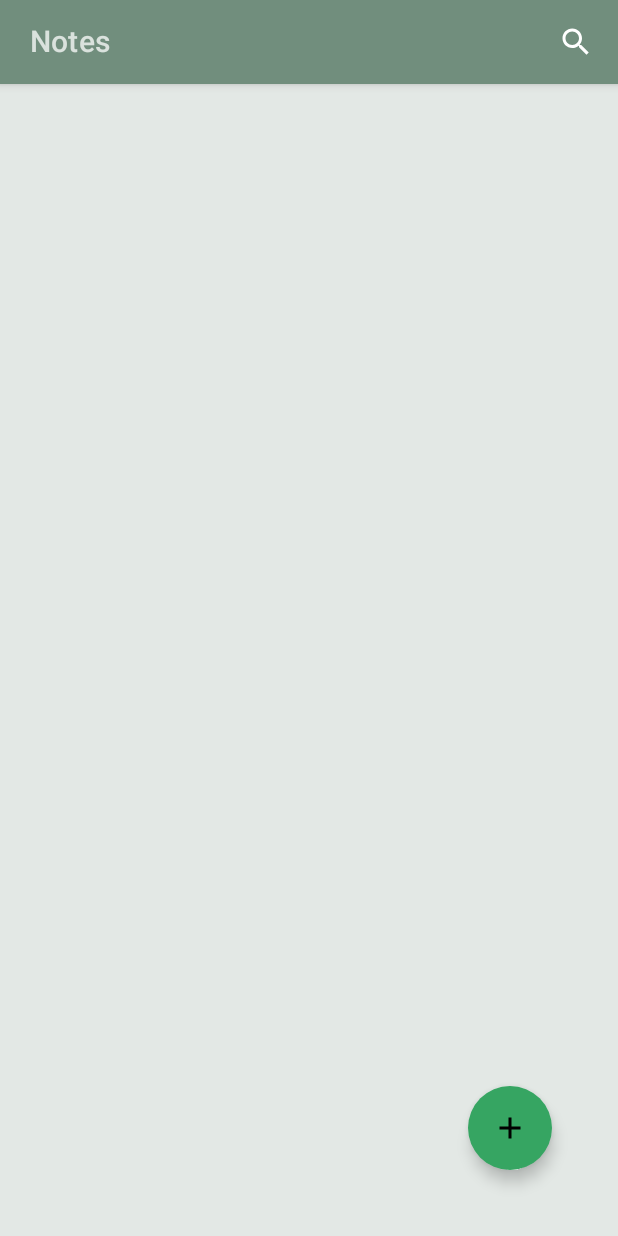
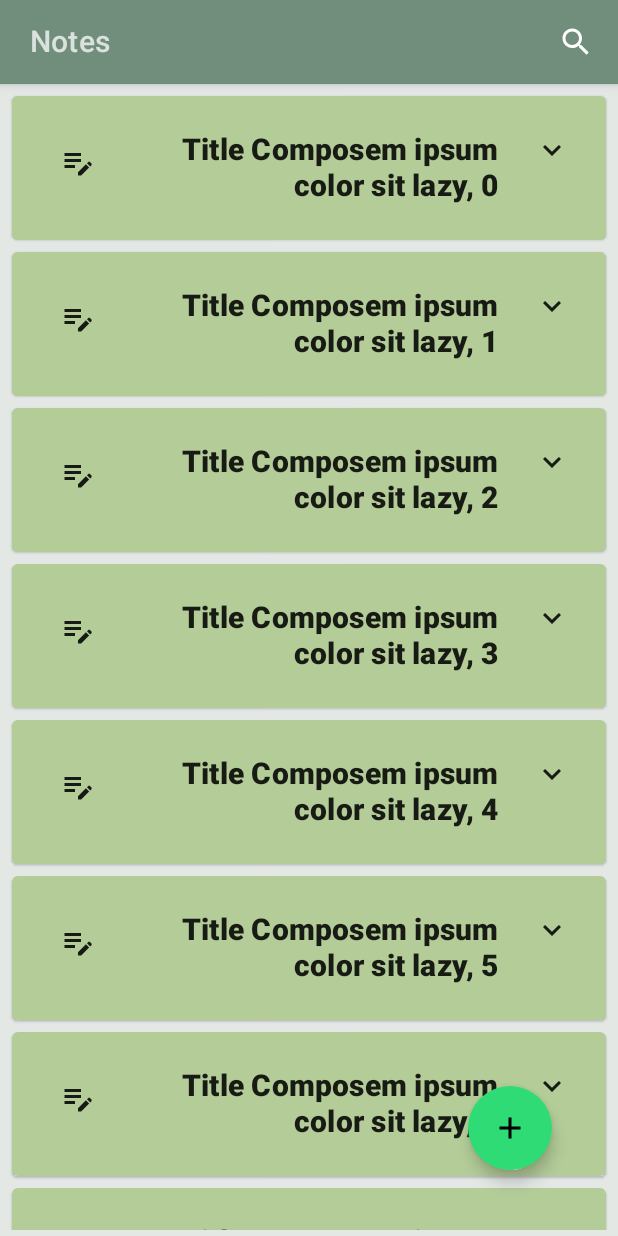
Before and after one commit to Stan-Balabushevich/SimpleNotepad, an Android app built with Jetpack Compose: the screen it shows after launch (MainActivity), on a phone screen of 412 x 824 dp. Run offline under Robolectric (Android 15) with nearby library versions, the phone set to English and light mode, and no system bars; our stand-ins replace accompanist.

Commit message:
List View added with test notes

```diff
--- a/app/build.gradle
+++ b/app/build.gradle
@@ -50,6 +50,7 @@ dependencies {
     implementation 'androidx.core:core-ktx:1.9.0'
     implementation "androidx.compose.ui:ui:$compose_version"
     implementation "androidx.compose.material:material:$compose_version"
+    implementation "androidx.compose.material:material-icons-extended:$compose_version"
     implementation "androidx.compose.ui:ui-tooling-preview:$compose_version"
     implementation 'androidx.lifecycle:lifecycle-runtime-ktx:2.5.1'
     implementation 'androidx.activity:activity-compose:1.6.0'
--- a/app/src/main/java/id/slava/nt/simplenotepad/MainActivity.kt
+++ b/app/src/main/java/id/slava/nt/simplenotepad/MainActivity.kt
@@ -3,6 +3,7 @@ package id.slava.nt.simplenotepad
 import android.annotation.SuppressLint
 import android.content.Context
 import android.os.Bundle
+import android.widget.Toast
 import androidx.activity.ComponentActivity
 import androidx.activity.compose.setContent
 import androidx.compose.foundation.layout.padding
@@ -14,13 +15,19 @@ import androidx.compose.material.TopAppBar
 import androidx.compose.material.icons.Icons
 import androidx.compose.material.icons.filled.Add
 import androidx.compose.runtime.Composable
+import androidx.compose.runtime.collectAsState
 import androidx.compose.ui.Modifier
 import androidx.compose.ui.platform.LocalContext
 import androidx.compose.ui.res.stringResource
 import androidx.compose.ui.unit.dp
+import androidx.lifecycle.lifecycleScope
 import androidx.lifecycle.viewmodel.compose.viewModel
 import id.slava.nt.simplenotepad.ui.ExpandableSearchView
+import id.slava.nt.simplenotepad.ui.NotesList
+import id.slava.nt.simplenotepad.ui.notesTest
 import id.slava.nt.simplenotepad.ui.theme.SimpleNotepadTheme
+import kotlinx.coroutines.flow.collect
+import kotlinx.coroutines.flow.collectLatest
 
 class MainActivity : ComponentActivity() {
 
@@ -34,6 +41,15 @@ class MainActivity : ComponentActivity() {
 
                 val viewModel = viewModel<MainViewModel>()
                 val context = LocalContext.current
+
+                val text = viewModel.searchText.collectAsState()
+
+                lifecycleScope.launchWhenStarted {
+                    viewModel.searchBy.collectLatest(){
+                        Toast.makeText(context,it,Toast.LENGTH_SHORT).show()
+
+                    }
+                }
 
                 ListScreen(viewModel,context)
 
@@ -67,6 +83,10 @@ private fun ListScreen(viewModel: MainViewModel, context: Context){
 
             }
         },
+        content = { NotesList(notes = notesTest, onNoteItemSelected = {
+            // send it to edit note screen through nav component as argument
+            Toast.makeText(context,it.title,Toast.LENGTH_SHORT).show()
+        }) },
 
         floatingActionButton = {
             FloatingActionButton(
@@ -76,8 +96,5 @@ private fun ListScreen(viewModel: MainViewModel, context: Context){
                     contentDescription = stringResource(id = R.string.ftb_desc))
             }
         }
-    ) {
-
-    }
-
+    )
 }
--- /dev/null
+++ b/app/src/main/java/id/slava/nt/simplenotepad/models/Note.kt
@@ -0,0 +1,9 @@
+package id.slava.nt.simplenotepad.models
+
+
+data class Note(
+    val id: Int,
+    val title: String,
+    val content: String,
+    val timestamp: Long,
+)
--- /dev/null
+++ b/app/src/main/java/id/slava/nt/simplenotepad/ui/ListView.kt
@@ -0,0 +1,143 @@
+package id.slava.nt.simplenotepad.ui
+
+import android.content.res.Configuration
+import androidx.compose.animation.animateContentSize
+import androidx.compose.animation.core.Spring
+import androidx.compose.animation.core.spring
+import androidx.compose.foundation.clickable
+import androidx.compose.foundation.layout.Column
+import androidx.compose.foundation.layout.Row
+import androidx.compose.foundation.layout.padding
+import androidx.compose.foundation.lazy.LazyColumn
+import androidx.compose.foundation.lazy.items
+import androidx.compose.material.Card
+import androidx.compose.material.Icon
+import androidx.compose.material.IconButton
+import androidx.compose.material.MaterialTheme
+import androidx.compose.material.Text
+import androidx.compose.material.icons.Icons
+import androidx.compose.material.icons.filled.EditNote
+import androidx.compose.material.icons.filled.ExpandLess
+import androidx.compose.material.icons.filled.ExpandMore
+import androidx.compose.runtime.Composable
+import androidx.compose.runtime.getValue
+import androidx.compose.runtime.mutableStateOf
+import androidx.compose.runtime.remember
+import androidx.compose.runtime.setValue
+import androidx.compose.ui.Modifier
+import androidx.compose.ui.res.stringResource
+import androidx.compose.ui.text.font.FontWeight
+import androidx.compose.ui.text.style.TextAlign
+import androidx.compose.ui.tooling.preview.Preview
+import androidx.compose.ui.unit.dp
+import id.slava.nt.simplenotepad.R
+import id.slava.nt.simplenotepad.models.Note
+import id.slava.nt.simplenotepad.ui.theme.SimpleNotepadTheme
+
+
+val notesTest = List(10) { Note( id = it, title = "Title Composem ipsum color sit lazy, $it",
+    content = ("Composem ipsum color sit lazy, " +
+            "padding theme elit, sed do bouncy. ").repeat(4), timestamp = it.toLong() ) }
+
+
+@Composable
+fun NotesList(notes: List<Note>,
+              onNoteItemSelected: (Note) -> Unit) {
+    LazyColumn(modifier = Modifier.padding(vertical = 4.dp)) {
+        items(items = notes) { note ->
+            NoteCard(note = note, onNoteItemSelected = onNoteItemSelected)
+        }
+    }
+}
+
+
+@Composable
+private fun NoteCard(note: Note, onNoteItemSelected: (Note) -> Unit) {
+
+    Card(
+        backgroundColor = MaterialTheme.colors.secondaryVariant,
+        modifier = Modifier.padding(vertical = 4.dp, horizontal = 8.dp)
+    ) {
+        NoteCardContent(note, onNoteItemSelected)
+    }
+
+}
+
+@Composable
+private fun NoteCardContent(note: Note, onNoteItemSelected: (Note) -> Unit) {
+    var expanded by remember { mutableStateOf(false) }
+
+    Row(
+        modifier = Modifier
+            .padding(12.dp)
+            .animateContentSize(
+                animationSpec = spring(
+                    dampingRatio = Spring.DampingRatioMediumBouncy,
+                    stiffness = Spring.StiffnessLow
+                )
+            )
+    ) {
+        Column(
+            modifier = Modifier
+                .weight(1f)
+                .padding(12.dp)
+        ) {
+            Row() {
+                Icon(
+                    imageVector =  Icons.Filled.EditNote,
+                    contentDescription = "edit",
+                    modifier = Modifier
+                        .padding(8.dp)
+                        .clickable { onNoteItemSelected(note) }
+                )
+                Text(
+                    text = note.title,
+                    style = MaterialTheme.typography.h6.copy(
+                        fontWeight = FontWeight.ExtraBold
+                    ),
+                    textAlign = TextAlign.End,
+                    maxLines = 2
+                )
+            }
+
+            if (expanded) {
+                    Text(
+
+                        text = note.content,
+                        maxLines = 3,
+                        modifier = Modifier
+                            .clickable { onNoteItemSelected(note) }
+
+                    )
+
+            }
+        }
+        IconButton(onClick = { expanded = !expanded }) {
+            Icon(
+                imageVector = if (expanded) Icons.Filled.ExpandLess
+                else Icons.Filled.ExpandMore,
+                contentDescription = if (expanded) {
+                    stringResource(R.string.show_less)
+                } else {
+                    stringResource(R.string.show_more)
+                }
+
+            )
+        }
+
+    }
+}
+
+@Preview(
+    showBackground = true,
+    widthDp = 320,
+    uiMode = Configuration.UI_MODE_NIGHT_YES,
+    name = "DefaultPreviewDark"
+)
+@Preview(showBackground = true, widthDp = 320)
+@Composable
+fun DefaultPreview() {
+    SimpleNotepadTheme {
+        NotesList(notes =notesTest, onNoteItemSelected = {})
+    }
+}
--- a/app/src/main/java/id/slava/nt/simplenotepad/ui/SearchView.kt
+++ b/app/src/main/java/id/slava/nt/simplenotepad/ui/SearchView.kt
@@ -17,6 +17,7 @@ import androidx.compose.material.Text
 import androidx.compose.material.TextField
 import androidx.compose.material.icons.Icons
 import androidx.compose.material.icons.filled.ArrowBack
+import androidx.compose.material.icons.filled.Menu
 import androidx.compose.material.icons.filled.Search
 import androidx.compose.runtime.Composable
 import androidx.compose.runtime.MutableState
@@ -119,6 +120,13 @@ fun CollapsedSearchView(
                 .padding(start = 16.dp),
 
         )
+
+        Row(
+//            horizontalArrangement = Arrangement.End
+            verticalAlignment = Alignment.CenterVertically
+
+        ){
+
             IconButton(onClick = {
                 searchMenuOptions.value= true
 
@@ -133,6 +141,9 @@ fun CollapsedSearchView(
                     onDropdownMenuItemSelected = onDropdownMenuItemSelected)
                 else -> {}
             }
+
+        }
+
     }
 }
 
@@ -141,7 +152,8 @@ fun SearchOptions(onExpandedChanged: (Boolean) -> Unit,
                   mExpandedMenu: MutableState<Boolean>,
                   onDropdownMenuItemSelected: (String) -> Unit){
 
-    val dropDownOptions = listOf(stringResource(id = R.string.search_title),
+    val dropDownOptions = listOf(
+        stringResource(id = R.string.search_title),
         stringResource(id = R.string.search_content))
 
     DropdownMenu(expanded = mExpandedMenu.value,
--- a/app/src/main/java/id/slava/nt/simplenotepad/ui/theme/Color.kt
+++ b/app/src/main/java/id/slava/nt/simplenotepad/ui/theme/Color.kt
@@ -8,4 +8,5 @@ val GreenGrey60 = Color(0xFF8ea497)
 val GreenGrey80 = Color(0xFFc6d2cb)
 val GreenGrey90 = Color(0xFFe3e8e5)
 
-val GreenGrey100 = Color(0xFF36A562)
+val Green100 = Color(0xFF2FDB74)
+val LightGreen100 =  Color(0xFFB3CC98)
--- a/app/src/main/java/id/slava/nt/simplenotepad/ui/theme/Theme.kt
+++ b/app/src/main/java/id/slava/nt/simplenotepad/ui/theme/Theme.kt
@@ -11,14 +11,16 @@ import com.google.accompanist.systemuicontroller.rememberSystemUiController
 private val DarkColorPalette = darkColors(
     primary = GreenGrey80,
     primaryVariant = GreenGrey30,
-    secondary = GreenGrey100,
+    secondary = Green100,
+    secondaryVariant = LightGreen100,
     background = GreenGrey30
 )
 
 private val LightColorPalette = lightColors(
     primary = GreenGrey50,
     primaryVariant = GreenGrey30,
-    secondary = GreenGrey100,
+    secondary = Green100,
+    secondaryVariant = LightGreen100,
     background = GreenGrey90
 
     /* Other default colors to override
--- a/app/src/main/res/values/strings.xml
+++ b/app/src/main/res/values/strings.xml
@@ -6,4 +6,6 @@
     <string name="ftb_desc">Add new note</string>
     <string name="search_title">Search by Title</string>
     <string name="search_content">Search by Content</string>
+    <string name="show_less">Show less</string>
+    <string name="show_more">Show more</string>
 </resources>
```
Lines whose indentation alone changed are shown as unchanged.
